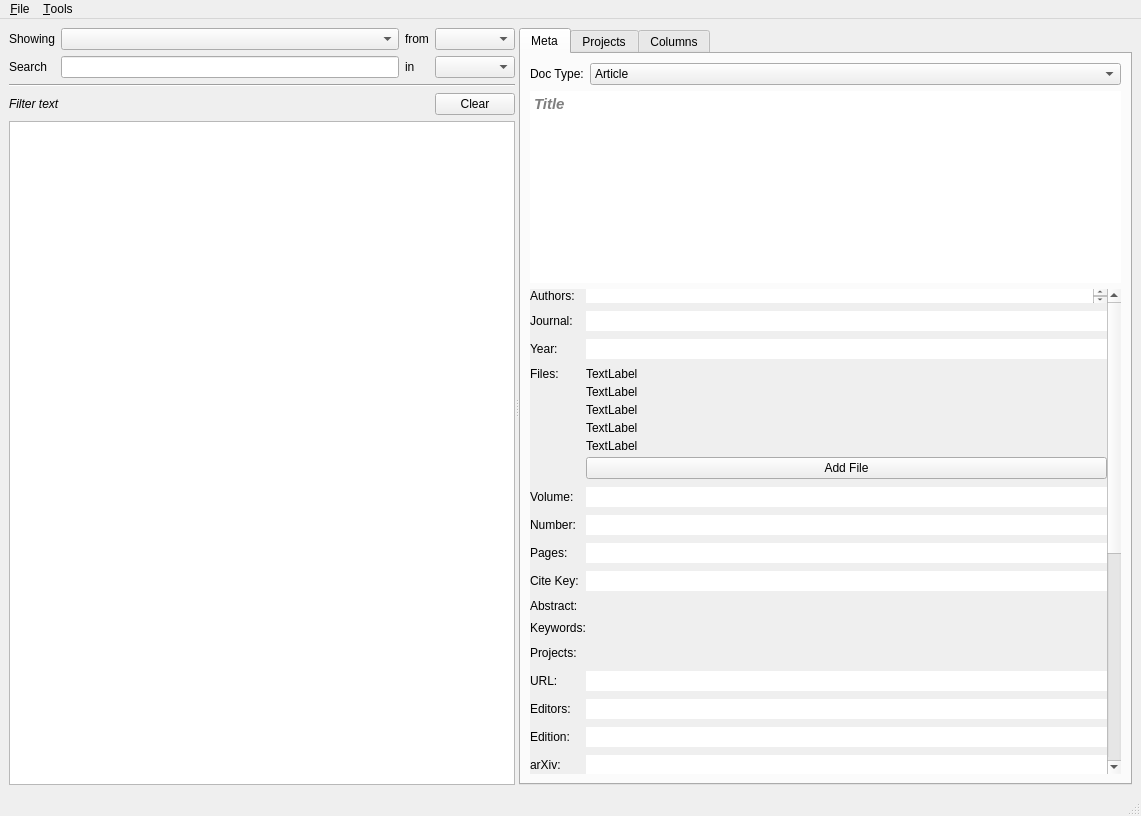
Qt form lib/layout_main.ui (elansegarra/ArDa) before a commit.
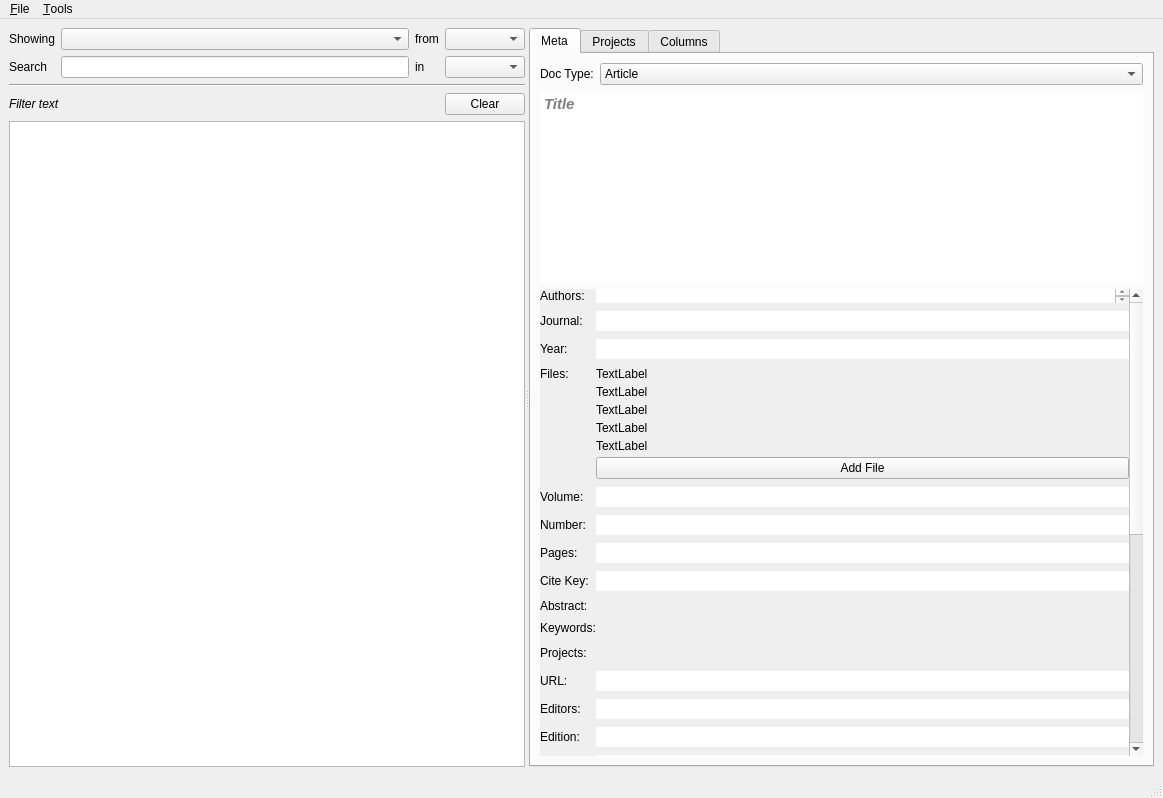
The same form after that commit.

Commit message: Corrected the tabbing order between the meta fields.

Patch:
```diff
--- a/lib/layout_main.ui
+++ b/lib/layout_main.ui
@@ -6,8 +6,8 @@
    <rect>
     <x>0</x>
     <y>0</y>
-    <width>1141</width>
-    <height>816</height>
+    <width>1163</width>
+    <height>798</height>
    </rect>
   </property>
   <property name="windowTitle">
@@ -248,9 +248,9 @@
             <property name="geometry">
              <rect>
               <x>0</x>
-              <y>-314</y>
-              <width>445</width>
-              <height>1289</height>
+              <y>0</y>
+              <width>575</width>
+              <height>911</height>
              </rect>
             </property>
             <property name="sizePolicy">
@@ -1030,8 +1030,8 @@
     <rect>
      <x>0</x>
      <y>0</y>
-     <width>1141</width>
-     <height>38</height>
+     <width>1163</width>
+     <height>21</height>
     </rect>
    </property>
    <widget class="QMenu" name="menu_File">
```
Left out of the diff: 48 changed lines with no effect on the pictures. The commit also changes 2 other files.
